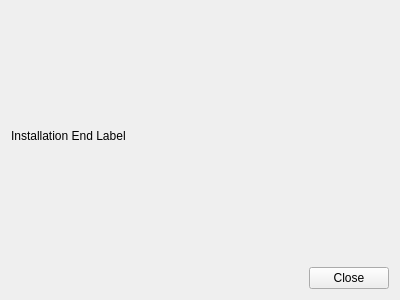
First picture: the form in ui/page06end.ui, repository nrosenstein-c4d/c4d-plugin-installer, before the edit.
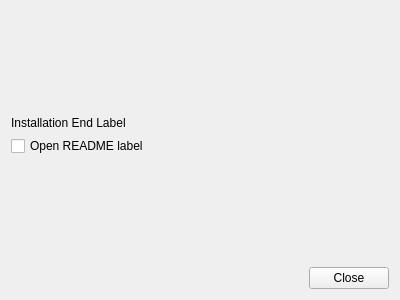
Second picture: the form after the edit.

Commit message: support for release notes checkbox on End screen, show error dialog now when installation fails

The edit to the form file:
```diff
--- a/ui/page06end.ui
+++ b/ui/page06end.ui
@@ -14,6 +14,19 @@
    <string>Form</string>
   </property>
   <layout class="QVBoxLayout" name="verticalLayout">
+   <item>
+    <spacer name="verticalSpacer_2">
+     <property name="orientation">
+      <enum>Qt::Vertical</enum>
+     </property>
+     <property name="sizeHint" stdset="0">
+      <size>
+       <width>20</width>
+       <height>40</height>
+      </size>
+     </property>
+    </spacer>
+   </item>
    <item>
     <widget class="QLabel" name="label">
      <property name="text">
@@ -21,6 +34,26 @@
      </property>
     </widget>
    </item>
+   <item>
+    <widget class="QCheckBox" name="readmeCheckbox">
+     <property name="text">
+      <string>Open README label</string>
+     </property>
+    </widget>
+   </item>
+   <item>
+    <spacer name="verticalSpacer">
+     <property name="orientation">
+      <enum>Qt::Vertical</enum>
+     </property>
+     <property name="sizeHint" stdset="0">
+      <size>
+       <width>20</width>
+       <height>40</height>
+      </size>
+     </property>
+    </spacer>
+   </item>
    <item>
     <widget class="QDialogButtonBox" name="buttonBox">
      <property name="standardButtons">
```
The commit also changes 5 other files.
